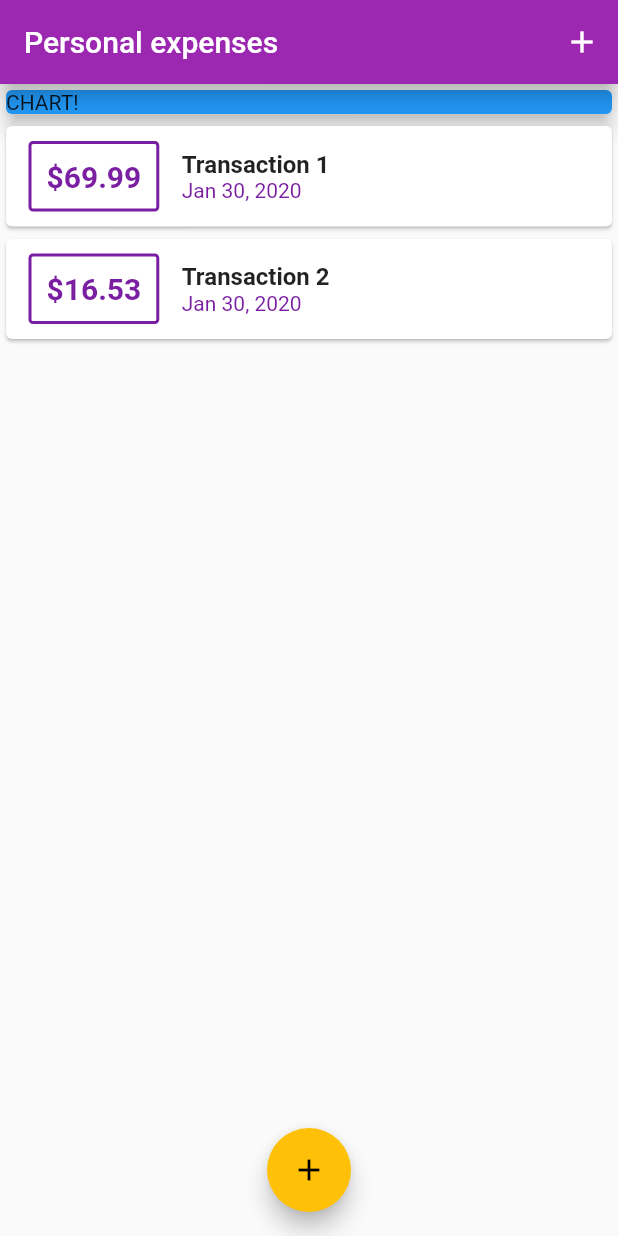
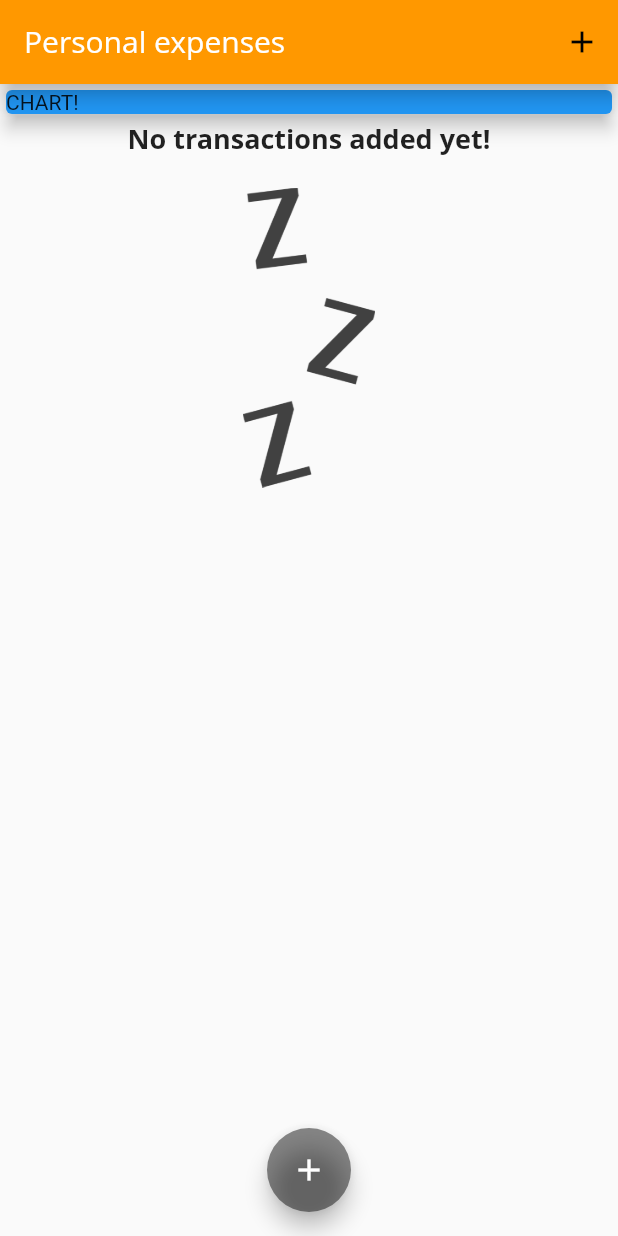
Before and after one commit to ChuryO/expenses, a Flutter app: the screen it shows after launch, on a phone screen of 412 x 824 dp. Run offline on Flutter 3.47's test engine with Material 2 defaults, Android fonts, the phone set to English and light mode, and no system bars; Roboto replaces fonts that are missing (Open Sans).

Commit message:
defined custom theme and add images

```diff
--- a/lib/main.dart
+++ b/lib/main.dart
@@ -13,8 +13,23 @@ class MyApp extends StatelessWidget {
       title: 'Personal expenses',
       home: MyHomePage(),
       theme: ThemeData(
-        primarySwatch: Colors.purple,
-        accentColor: Colors.amber,
+        primarySwatch: Colors.orange,
+        accentColor: Colors.black45,
+        fontFamily: 'Quicksand',
+        textTheme: ThemeData.light().textTheme.copyWith(
+              title: TextStyle(
+                  fontFamily: 'Open Sans',
+                  fontWeight: FontWeight.bold,
+                  fontSize: 18),
+            ),
+        appBarTheme: AppBarTheme(
+          textTheme: ThemeData.light().textTheme.copyWith(
+                title: TextStyle(
+                  fontFamily: 'Open Sans',
+                  fontSize: 20,
+                ),
+              ),
+        ),
       ),
     );
   }
@@ -27,18 +42,18 @@ class MyHomePage extends StatefulWidget {
 
 class _MyHomePageState extends State<MyHomePage> {
   final List<Transaction> _userTransactions = [
-    Transaction(
-      id: 't1',
-      title: 'Transaction 1',
-      amount: 69.99,
-      date: DateTime.now(),
-    ),
-    Transaction(
-      id: 't2',
-      title: 'Transaction 2',
-      amount: 16.53,
-      date: DateTime.now(),
-    ),
+//    Transaction(
+//      id: 't1',
+//      title: 'New Shoes',
+//      amount: 69.99,
+//      date: DateTime.now(),
+//    ),
+//    Transaction(
+//      id: 't2',
+//      title: 'Groceries',
+//      amount: 16.53,
+//      date: DateTime.now(),
+//    ),
   ];
 
   void _addNewTransaction(String title, double amount) {
--- a/lib/widgets/transaction_list.dart
+++ b/lib/widgets/transaction_list.dart
@@ -11,8 +11,9 @@ class TransactionList extends StatelessWidget {
   Widget build(BuildContext context) {
     return Container(
       height: 300,
-      child: ListView.builder(
-        // or ListView only - it's load all elements in a list
+      child: transactions.isNotEmpty
+          ? ListView.builder(
+              itemCount: transactions.length,
               itemBuilder: (context, index) {
                 return Card(
                   child: Row(
@@ -40,30 +41,45 @@ class TransactionList extends StatelessWidget {
                         ),
                       ),
                       Column(
+                        crossAxisAlignment: CrossAxisAlignment.start,
                         children: <Widget>[
                           Text(
                             transactions[index].title,
-                      textAlign: TextAlign.left,
-                      style: TextStyle(
-                        fontWeight: FontWeight.bold,
-                        fontSize: 16,
-                      ),
+                            style: Theme.of(context).textTheme.title,
                           ),
                           Text(
-                      DateFormat().add_yMMMd().format(transactions[index].date),
+                            DateFormat()
+                                .add_yMMMd()
+                                .format(transactions[index].date),
                             textAlign: TextAlign.left,
                             style: TextStyle(
                               color: Theme.of(context).primaryColorDark,
                             ),
                           ),
                         ],
-                  crossAxisAlignment: CrossAxisAlignment.start,
                       ),
                     ],
                   ),
                 );
               },
-        itemCount: transactions.length,
+            )
+          : Column(
+              children: <Widget>[
+                Text(
+                  'No transactions added yet!',
+                  style: Theme.of(context).textTheme.title,
+                ),
+                SizedBox(
+                  height: 20,
+                ),
+                Container(
+                  height: 200,
+                  child: Image.asset(
+                    'assets/images/waiting.png',
+                    fit: BoxFit.cover,
+                  ),
+                ),
+              ],
             ),
     );
   }
```
Also changed, not shown: pubspec.yaml (+17 -16 lines), assets/fonts/OpenSans-Bold.ttf (added), assets/fonts/OpenSans-Regular.ttf (added), assets/fonts/Quicksand-Bold.ttf (added), assets/fonts/Quicksand-Light.ttf (added), assets/fonts/Quicksand-Medium.ttf (added), assets/fonts/Quicksand-Regular.ttf (added), assets/images/waiting.png (added). Lines whose indentation alone changed are shown as unchanged.
